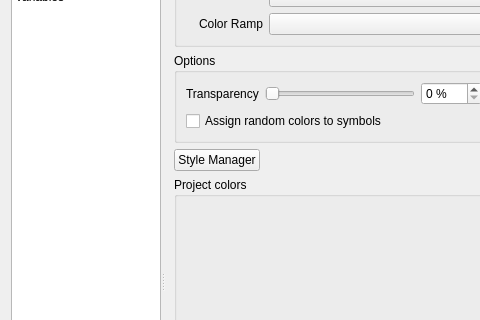
qgis/QGIS, file src/ui/qgsprojectpropertiesbase.ui: the form before one commit; both pictures show x 0 to 480 and y 120 to 440 of the 857 by 830 pixel window.
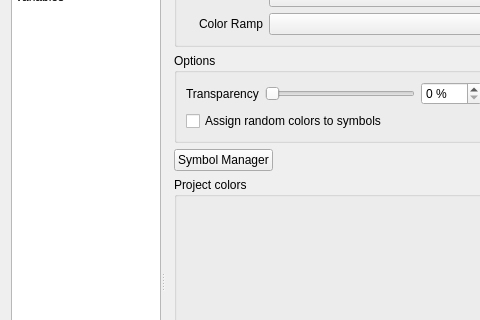
The form after the commit. The open tabs and pages were chosen to show the change. Icons and pictures are not drawn. Custom widgets are drawn as their Qt base class.

Commit message: Rename Style Manager Dialog into Symbol Manager Dialog

The edit to the form file:
```diff
--- a/src/ui/qgsprojectpropertiesbase.ui
+++ b/src/ui/qgsprojectpropertiesbase.ui
@@ -1308,7 +1308,7 @@
                  <item>
                   <widget class="QPushButton" name="pbtnStyleManager">
                    <property name="text">
-                    <string>Style Manager</string>
+                    <string>Symbol Manager</string>
                    </property>
                   </widget>
                  </item>
```
The commit also changes 5 other files.
